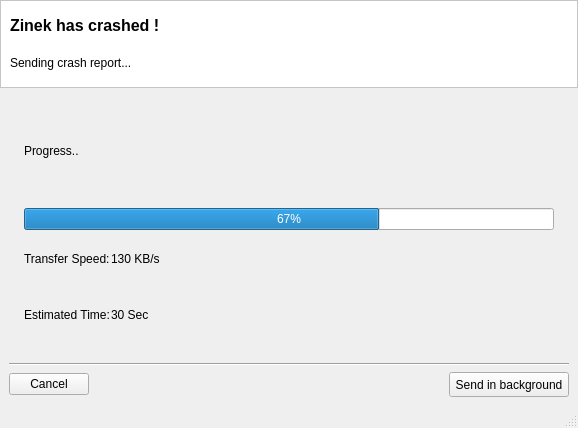
Qt form Source/ZETools/ZECrashReport/ProgressWindow.ui (orcun-gokbulut/ze) before a commit.
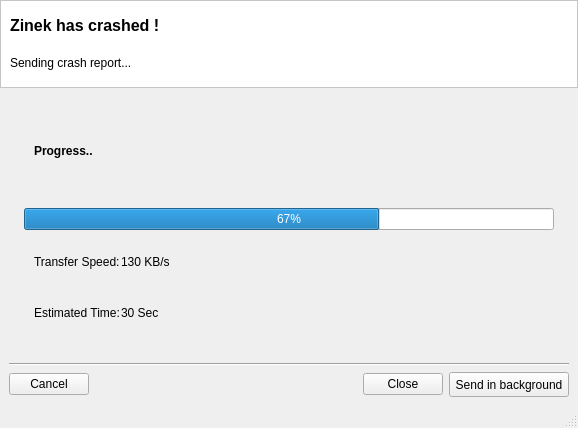
The same form after that commit. Icons and pictures are not drawn.

Patch:
```diff
--- a/Source/ZETools/ZECrashReport/ProgressWindow.ui
+++ b/Source/ZETools/ZECrashReport/ProgressWindow.ui
@@ -226,8 +226,17 @@
           </property>
           <item>
            <layout class="QHBoxLayout" name="horizontalLayout">
+            <property name="leftMargin">
+             <number>10</number>
+            </property>
             <item>
              <widget class="QLabel" name="lblProgress">
+              <property name="font">
+               <font>
+                <weight>75</weight>
+                <bold>true</bold>
+               </font>
+              </property>
               <property name="text">
                <string>Progress..</string>
               </property>
@@ -277,8 +286,17 @@
            <layout class="QHBoxLayout" name="horizontalLayout_2">
             <item>
              <layout class="QGridLayout" name="gridLayout">
+              <property name="leftMargin">
+               <number>10</number>
+              </property>
+              <property name="topMargin">
+               <number>6</number>
+              </property>
+              <property name="bottomMargin">
+               <number>6</number>
+              </property>
               <property name="verticalSpacing">
-               <number>0</number>
+               <number>3</number>
               </property>
               <item row="1" column="0">
                <widget class="QLabel" name="label_4">
@@ -378,6 +396,13 @@
           </property>
          </spacer>
         </item>
+        <item>
+         <widget class="QPushButton" name="btnCLose">
+          <property name="text">
+           <string>Close</string>
+          </property>
+         </widget>
+        </item>
         <item>
          <widget class="QPushButton" name="btnSendInBack">
           <property name="sizePolicy">
```
Left out of the diff: 8 changed lines with no effect on the pictures.
